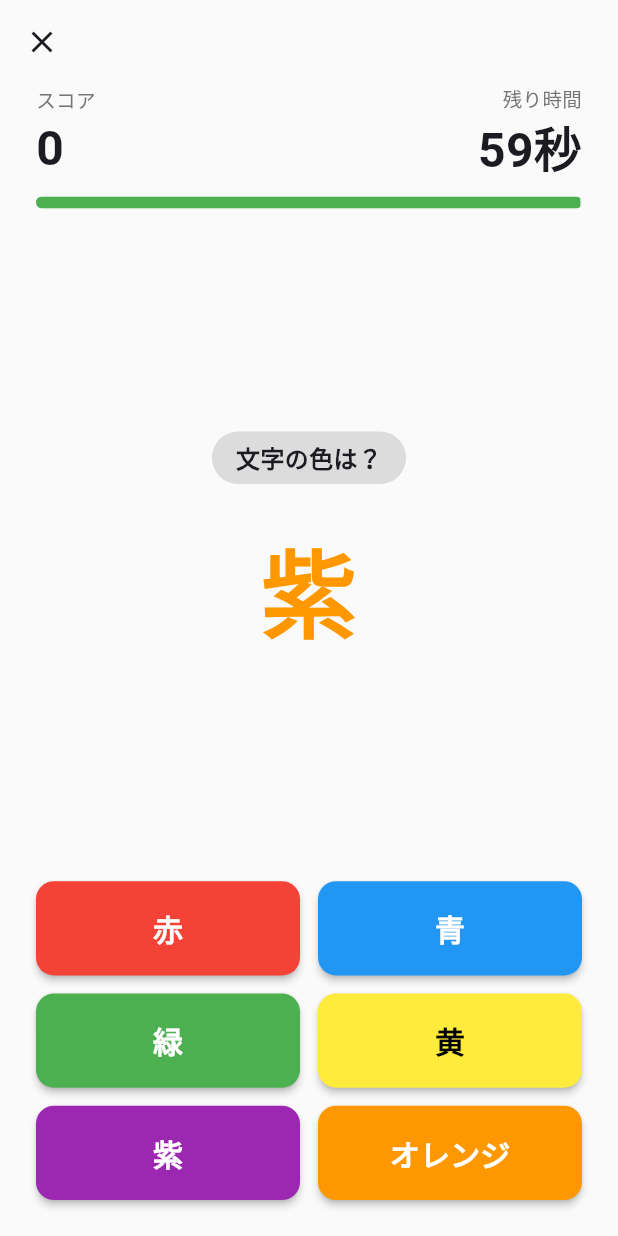
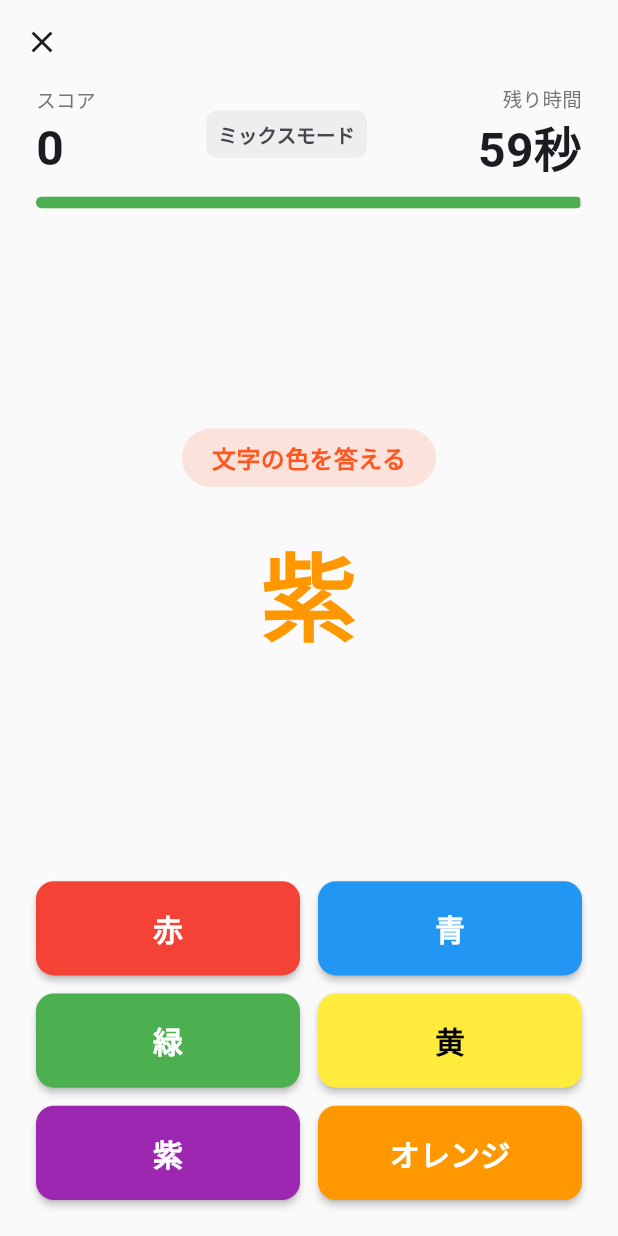
Before and after one commit to takashi145/color-game, a Flutter app: the screen it shows after launch, after a tap on "ミックスモード", on a phone screen of 412 x 824 dp. Run offline on Flutter 3.47's test engine with Material 3 defaults, Android fonts, the phone set to English and light mode, and no system bars; our stand-ins replace shared_preferences.

Commit message:
Show mode name in header; show instruction chip only in mix mode
Co-Authored-By: Claude Sonnet 4.6 <noreply@anthropic.com>

```diff
--- a/lib/models/game_state.dart
+++ b/lib/models/game_state.dart
@@ -1,7 +1,22 @@
 import 'color_pair.dart';
 import 'game_color.dart';
 
-enum GameMode { colorMode, wordMode, mixMode }
+enum GameMode {
+  colorMode,
+  wordMode,
+  mixMode;
+
+  String get label {
+    switch (this) {
+      case GameMode.colorMode:
+        return '文字色モード';
+      case GameMode.wordMode:
+        return '文字内容モード';
+      case GameMode.mixMode:
+        return 'ミックスモード';
+    }
+  }
+}
 
 enum GamePhase { idle, playing, finished }
 
--- a/lib/screens/game_screen.dart
+++ b/lib/screens/game_screen.dart
@@ -47,6 +47,7 @@ class GameScreen extends StatelessWidget {
                   const Spacer(),
                   ColorWordDisplay(
                     pair: state.currentPair,
+                    mode: state.mode,
                     instruction: state.instruction,
                     lastAnswerCorrect: state.lastAnswerCorrect,
                   ),
@@ -81,6 +82,15 @@ class _Header extends StatelessWidget {
                 style: const TextStyle(
                     fontSize: 32, fontWeight: FontWeight.bold)),
           ],
+        ),
+        Chip(
+          label: Text(
+            state.mode.label,
+            style: const TextStyle(fontSize: 13, fontWeight: FontWeight.w600),
+          ),
+          backgroundColor: Colors.grey[200],
+          side: BorderSide.none,
+          padding: EdgeInsets.zero,
         ),
         Column(
           crossAxisAlignment: CrossAxisAlignment.end,
--- a/lib/widgets/color_word_display.dart
+++ b/lib/widgets/color_word_display.dart
@@ -7,11 +7,13 @@ class ColorWordDisplay extends StatelessWidget {
   const ColorWordDisplay({
     super.key,
     required this.pair,
+    required this.mode,
     required this.instruction,
     required this.lastAnswerCorrect,
   });
 
   final ColorPair pair;
+  final GameMode mode;
   final AnswerInstruction instruction;
   final bool? lastAnswerCorrect;
 
@@ -20,11 +22,11 @@ class ColorWordDisplay extends StatelessWidget {
     return Column(
       mainAxisSize: MainAxisSize.min,
       children: [
-        if (instruction == AnswerInstruction.color)
-          _instructionChip('文字の色は？')
-        else
-          _instructionChip('書いてある色は？'),
-        const SizedBox(height: 24),
+        if (mode == GameMode.mixMode)
+          _instructionChip(
+            instruction == AnswerInstruction.color ? '文字の色を答える' : '文字を答える',
+          ),
+        if (mode == GameMode.mixMode) const SizedBox(height: 24),
         Stack(
           alignment: Alignment.center,
           children: [
@@ -46,14 +48,18 @@ class ColorWordDisplay extends StatelessWidget {
 
   Widget _instructionChip(String label) {
     return Container(
-      padding: const EdgeInsets.symmetric(horizontal: 16, vertical: 6),
+      padding: const EdgeInsets.symmetric(horizontal: 20, vertical: 8),
       decoration: BoxDecoration(
-        color: Colors.black12,
+        color: Colors.deepOrange.withValues(alpha: 0.15),
         borderRadius: BorderRadius.circular(20),
       ),
       child: Text(
         label,
-        style: const TextStyle(fontSize: 16, fontWeight: FontWeight.w600),
+        style: const TextStyle(
+          fontSize: 16,
+          fontWeight: FontWeight.w700,
+          color: Colors.deepOrange,
+        ),
       ),
     );
   }
```
